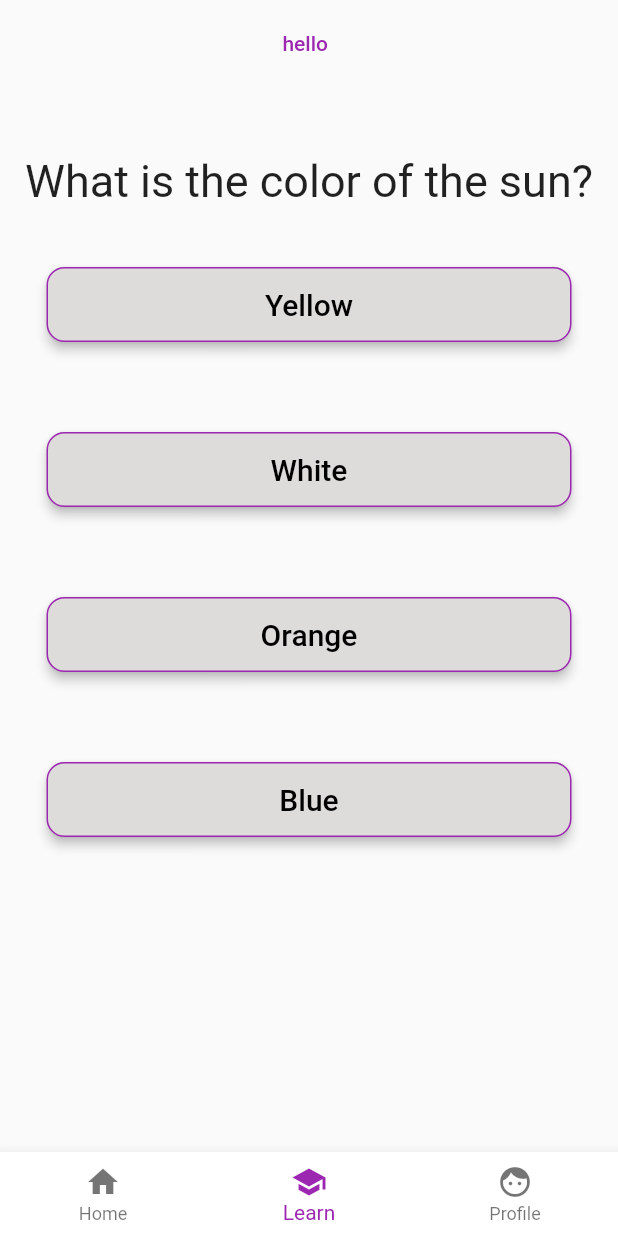
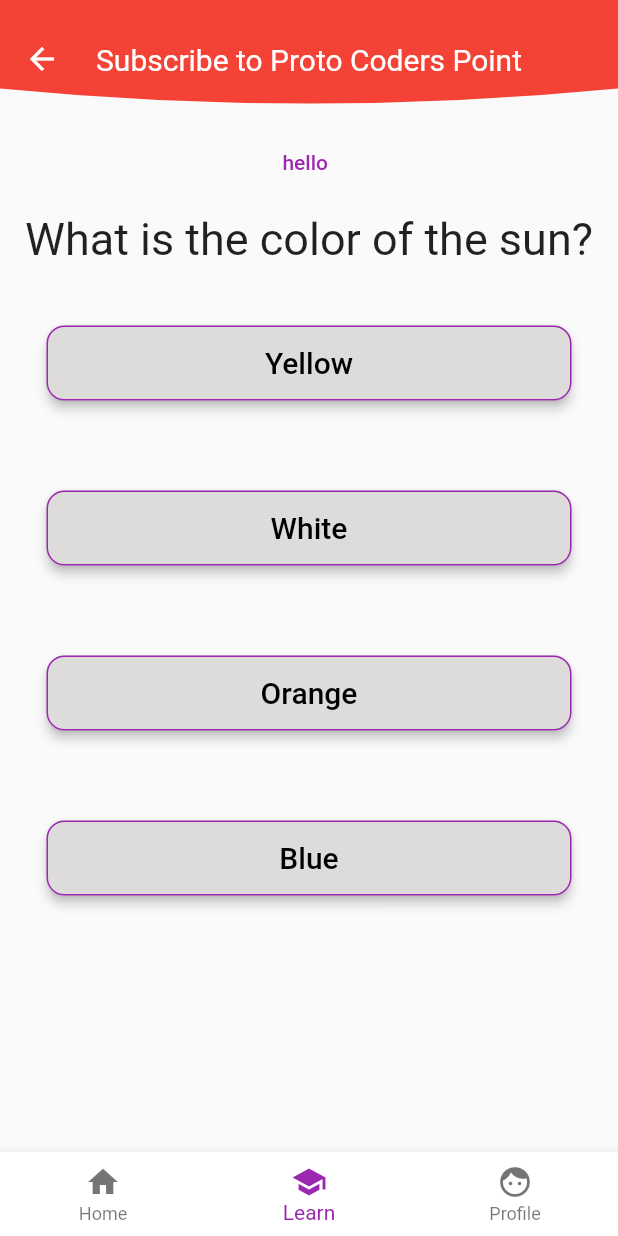
Before and after one commit to adrian-szwejk/quiz_app, a Flutter app: the HomeScreen screen opened directly with empty values, item 2 of the bottom bar chosen, on a phone screen of 412 x 824 dp. Run offline on Flutter 3.47's test engine with Material 2 defaults, Android fonts, the phone set to English and light mode, and no system bars; our stand-ins replace flutter_svg, font_awesome_flutter; missing offline and left inert: highlight_text; network calls fail.

Commit message:
added custom shaped appbar to learn screen

```diff
--- /dev/null
+++ b/lib/CustomShape.dart
@@ -0,0 +1,22 @@
+import 'package:flutter/cupertino.dart';
+import 'package:flutter/material.dart';
+
+class Customshape extends CustomClipper<Path> {
+  @override
+  Path getClip(Size size) {
+    double height = size.height;
+    double width = size.width;
+    var path = Path();
+    path.lineTo(0, height - 20);
+    path.quadraticBezierTo(width / 2, height, width, height - 20);
+    path.lineTo(width, 0);
+    path.close();
+    return path;
+  }
+
+  @override
+  bool shouldReclip(covariant CustomClipper<Path> oldClipper) {
+    // TODO: implement shouldReclip
+    return true;
+  }
+}
--- a/lib/home_screen.dart
+++ b/lib/home_screen.dart
@@ -3,6 +3,7 @@ import 'package:quiz_app/data.dart';
 import 'package:quiz_app/build_functions.dart';
 import 'package:quiz_app/welcome_screen.dart';
 import 'package:url_launcher/url_launcher.dart';
+import 'package:quiz_app/CustomShape.dart';
 
 //import 'package:flutter_svg/flutter_svg.dart';
 import 'package:quiz_app/data.dart';
@@ -70,7 +71,26 @@ class _QuizScreenState extends State<HomeScreen> {
           ),
           //Learn
           Center(
-            child: Column(
+            child: Scaffold(
+              appBar: AppBar(
+                toolbarHeight: 79,
+                backgroundColor: Colors.transparent,
+                elevation: 0.0,
+                flexibleSpace: ClipPath(
+                  clipper: Customshape(),
+                  child: Container(
+                    height: 200,
+                    width: MediaQuery.of(context).size.width,
+                    color: Colors.red,
+                    child: Center(
+                        child: Text(
+                      "Subscribe to Proto Coders Point",
+                      style: TextStyle(fontSize: 20, color: Colors.white),
+                    )),
+                  ),
+                ),
+              ),
+              body: Column(
                 children: <Widget>[
                   Align(
                     alignment: Alignment.topRight,
@@ -92,8 +112,8 @@ class _QuizScreenState extends State<HomeScreen> {
                       child: Column(
                         children: <Widget>[
                           Padding(
-                          padding:
-                              const EdgeInsets.fromLTRB(15.0, 50.0, 15.0, 10.0),
+                            padding: const EdgeInsets.fromLTRB(
+                                15.0, 10.0, 15.0, 10.0),
                             child: Text(
                               textAlign: TextAlign.center,
                               "${questions_.keys.elementAt(_index)}?",
@@ -103,35 +123,43 @@ class _QuizScreenState extends State<HomeScreen> {
                             ),
                           ),
                           buildButton(
-                          text: answers_.values.elementAt(_index).elementAt(0),
+                            text:
+                                answers_.values.elementAt(_index).elementAt(0),
                             color: const Color.fromARGB(255, 222, 219, 219),
                             fontColor: Colors.black,
                             fontSize: 20.0,
-                          function: _checkAnswer(0) ? _incrementCounter : () {},
+                            function:
+                                _checkAnswer(0) ? _incrementCounter : () {},
                             key: "0",
                           ),
                           buildButton(
-                          text: answers_.values.elementAt(_index).elementAt(1),
+                            text:
+                                answers_.values.elementAt(_index).elementAt(1),
                             color: const Color.fromARGB(255, 222, 219, 219),
                             fontColor: Colors.black,
                             fontSize: 20.0,
-                          function: _checkAnswer(1) ? _incrementCounter : () {},
+                            function:
+                                _checkAnswer(1) ? _incrementCounter : () {},
                             key: "1",
                           ),
                           buildButton(
-                          text: answers_.values.elementAt(_index).elementAt(2),
+                            text:
+                                answers_.values.elementAt(_index).elementAt(2),
                             color: const Color.fromARGB(255, 222, 219, 219),
                             fontColor: Colors.black,
                             fontSize: 20.0,
-                          function: _checkAnswer(2) ? _incrementCounter : () {},
+                            function:
+                                _checkAnswer(2) ? _incrementCounter : () {},
                             key: "2",
                           ),
                           buildButton(
-                          text: answers_.values.elementAt(_index).elementAt(3),
+                            text:
+                                answers_.values.elementAt(_index).elementAt(3),
                             color: const Color.fromARGB(255, 222, 219, 219),
                             fontColor: Colors.black,
                             fontSize: 20.0,
-                          function: _checkAnswer(3) ? _incrementCounter : () {},
+                            function:
+                                _checkAnswer(3) ? _incrementCounter : () {},
                             key: "3",
                           ),
                         ],
@@ -139,6 +167,7 @@ class _QuizScreenState extends State<HomeScreen> {
                     ),
                   ),
                 ],
+              ),
             ),
           ),
           //Profile screen
```
Lines whose indentation alone changed are shown as unchanged.
